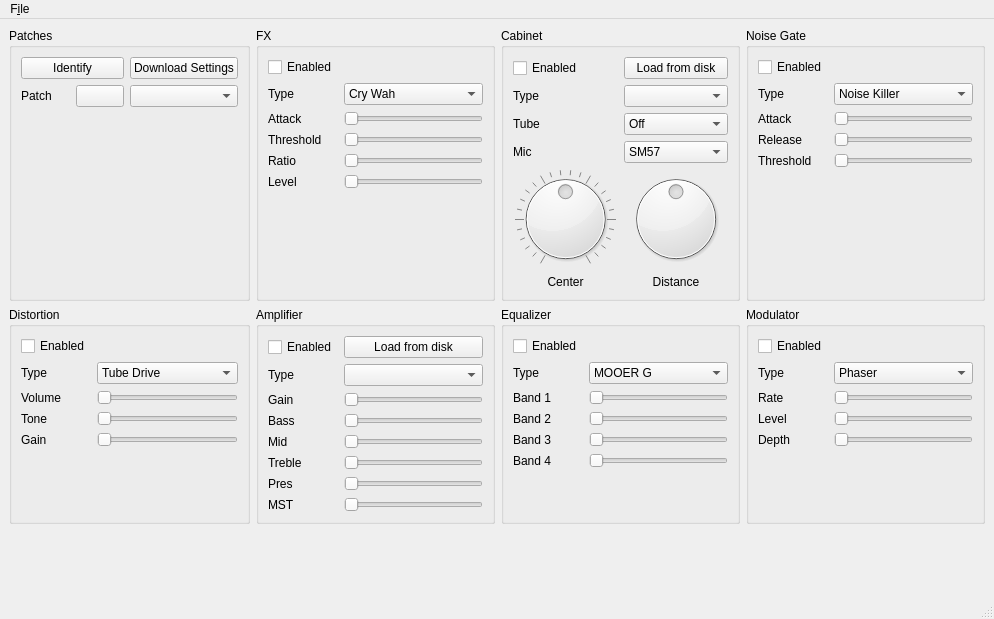
This is mooer.gui/MooerManager.ui in ThijsWithaar/MooerManager as Qt 5 draws it before an edit. The edited form follows.
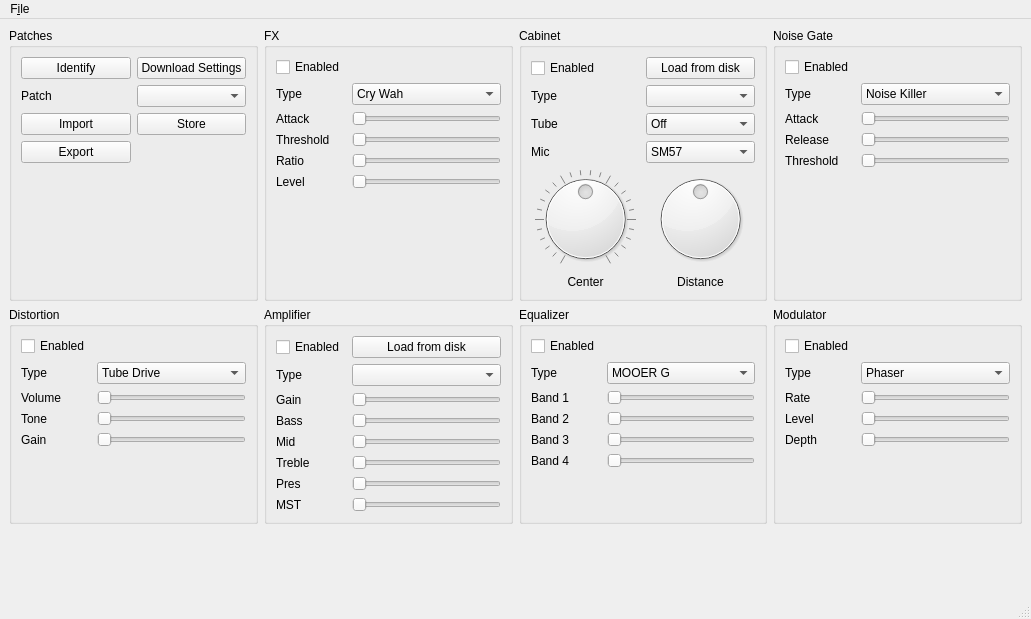
This is the edited form. Icons and pictures are not drawn.

```diff
--- a/mooer.gui/MooerManager.ui
+++ b/mooer.gui/MooerManager.ui
@@ -6,7 +6,7 @@
    <rect>
     <x>0</x>
     <y>0</y>
-    <width>994</width>
+    <width>1031</width>
     <height>619</height>
    </rect>
   </property>
@@ -214,11 +214,60 @@
          <string>Patches</string>
         </property>
         <layout class="QGridLayout" name="gridLayout_5">
+         <item row="6" column="0">
+          <spacer name="vs_patch">
+           <property name="orientation">
+            <enum>Qt::Orientation::Vertical</enum>
+           </property>
+           <property name="sizeHint" stdset="0">
+            <size>
+             <width>20</width>
+             <height>40</height>
+            </size>
+           </property>
+          </spacer>
+         </item>
          <item row="0" column="4">
           <widget class="QPushButton" name="pbPatchList">
            <property name="text">
             <string>Download Settings</string>
            </property>
+           <property name="icon">
+            <iconset theme="QIcon::ThemeIcon::GoDown"/>
+           </property>
+          </widget>
+         </item>
+         <item row="3" column="4">
+          <widget class="QPushButton" name="pbStorePreset">
+           <property name="toolTip">
+            <string>Store preset to device</string>
+           </property>
+           <property name="text">
+            <string>Store</string>
+           </property>
+           <property name="icon">
+            <iconset theme="QIcon::ThemeIcon::GoUp"/>
+           </property>
+          </widget>
+         </item>
+         <item row="2" column="0">
+          <widget class="QLabel" name="lPatch">
+           <property name="sizePolicy">
+            <sizepolicy hsizetype="Minimum" vsizetype="Preferred">
+             <horstretch>0</horstretch>
+             <verstretch>0</verstretch>
+            </sizepolicy>
+           </property>
+           <property name="text">
+            <string>Patch</string>
+           </property>
+          </widget>
+         </item>
+         <item row="2" column="4">
+          <widget class="QComboBox" name="cbPatch">
+           <property name="editable">
+            <bool>false</bool>
+           </property>
           </widget>
          </item>
          <item row="0" column="0">
@@ -229,50 +278,30 @@
           </widget>
          </item>
          <item row="4" column="0">
-          <spacer name="vs_patch">
-           <property name="orientation">
-            <enum>Qt::Orientation::Vertical</enum>
+          <widget class="QPushButton" name="pbExportPreset">
+           <property name="toolTip">
+            <string>Save Preset to disk</string>
            </property>
-           <property name="sizeHint" stdset="0">
-            <size>
-             <width>20</width>
-             <height>40</height>
-            </size>
+           <property name="text">
+            <string>Export</string>
            </property>
-          </spacer>
-         </item>
-         <item row="3" column="4">
-          <widget class="QComboBox" name="cbPatch"/>
+           <property name="icon">
+            <iconset theme="QIcon::ThemeIcon::DocumentSave"/>
+           </property>
+          </widget>
          </item>
          <item row="3" column="0">
-          <layout class="QHBoxLayout" name="horizontalLayout">
-           <property name="leftMargin">
-            <number>0</number>
+          <widget class="QPushButton" name="pbImportPreset">
+           <property name="toolTip">
+            <string>Load preset from disk</string>
            </property>
-           <item>
-            <widget class="QLabel" name="lPatch">
-             <property name="sizePolicy">
-              <sizepolicy hsizetype="Minimum" vsizetype="Preferred">
-               <horstretch>0</horstretch>
-               <verstretch>0</verstretch>
-              </sizepolicy>
-             </property>
-             <property name="text">
-              <string>Patch</string>
-             </property>
-            </widget>
-           </item>
-           <item>
-            <widget class="QPushButton" name="pbLoadPreset">
-             <property name="text">
-              <string/>
-             </property>
-             <property name="icon">
-              <iconset theme="QIcon::ThemeIcon::DocumentOpen"/>
-             </property>
-            </widget>
-           </item>
-          </layout>
+           <property name="text">
+            <string>Import</string>
+           </property>
+           <property name="icon">
+            <iconset theme="QIcon::ThemeIcon::DocumentOpen"/>
+           </property>
+          </widget>
          </item>
         </layout>
        </widget>
@@ -1177,7 +1206,7 @@
     <rect>
      <x>0</x>
      <y>0</y>
-     <width>994</width>
+     <width>1031</width>
      <height>30</height>
     </rect>
    </property>
```
Left out of the diff: 9 changed lines with no effect on the pictures.
